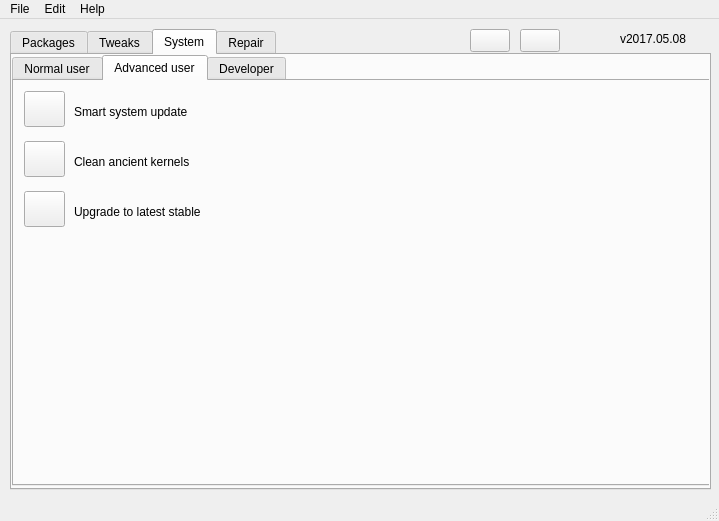
The window that mainwindow.ui (adgellida/ubunsys) describes before a commit, drawn with Qt 5.
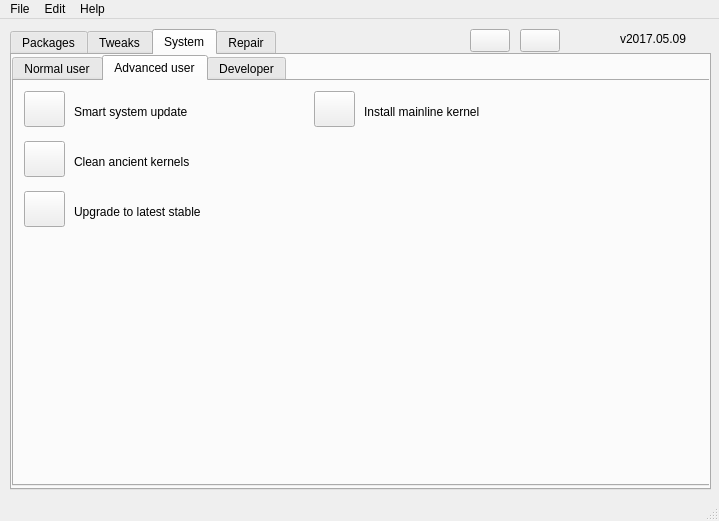
The same window after the commit. The open tabs and pages were chosen to show the change. Icons and pictures are not drawn.

```diff
--- a/mainwindow.ui
+++ b/mainwindow.ui
@@ -3813,6 +3813,60 @@
          <bool>false</bool>
         </property>
        </widget>
+       <widget class="QLabel" name="label_26">
+        <property name="geometry">
+         <rect>
+          <x>350</x>
+          <y>20</y>
+          <width>151</width>
+          <height>21</height>
+         </rect>
+        </property>
+        <property name="font">
+         <font>
+          <weight>50</weight>
+          <bold>false</bold>
+         </font>
+        </property>
+        <property name="text">
+         <string>Install mainline kernel</string>
+        </property>
+       </widget>
+       <widget class="QPushButton" name="installMainlineKernel">
+        <property name="geometry">
+         <rect>
+          <x>300</x>
+          <y>10</y>
+          <width>41</width>
+          <height>36</height>
+         </rect>
+        </property>
+        <property name="toolTip">
+         <string>&lt;html&gt;&lt;head/&gt;&lt;body&gt;&lt;p&gt;Install latest kernel with ukuu&lt;/p&gt;&lt;/body&gt;&lt;/html&gt;</string>
+        </property>
+        <property name="whatsThis">
+         <string/>
+        </property>
+        <property name="text">
+         <string/>
+        </property>
+        <property name="icon">
+         <iconset resource="ubunsys.qrc">
+          <normaloff>:/images/flecha_arriba.png</normaloff>:/images/flecha_arriba.png</iconset>
+        </property>
+        <property name="iconSize">
+         <size>
+          <width>30</width>
+          <height>30</height>
+         </size>
+        </property>
+        <property name="shortcut">
+         <string/>
+        </property>
+        <property name="checkable">
+         <bool>false</bool>
+        </property>
+       </widget>
       </widget>
       <widget class="QWidget" name="tab_10">
        <attribute name="title">
@@ -4524,7 +4578,7 @@
      </rect>
     </property>
     <property name="text">
-     <string>v2017.05.08</string>
+     <string>v2017.05.09</string>
     </property>
    </widget>
    <widget class="QPushButton" name="updateAppButton">
```
Left out of the diff: 34 changed lines with no effect on the pictures.
